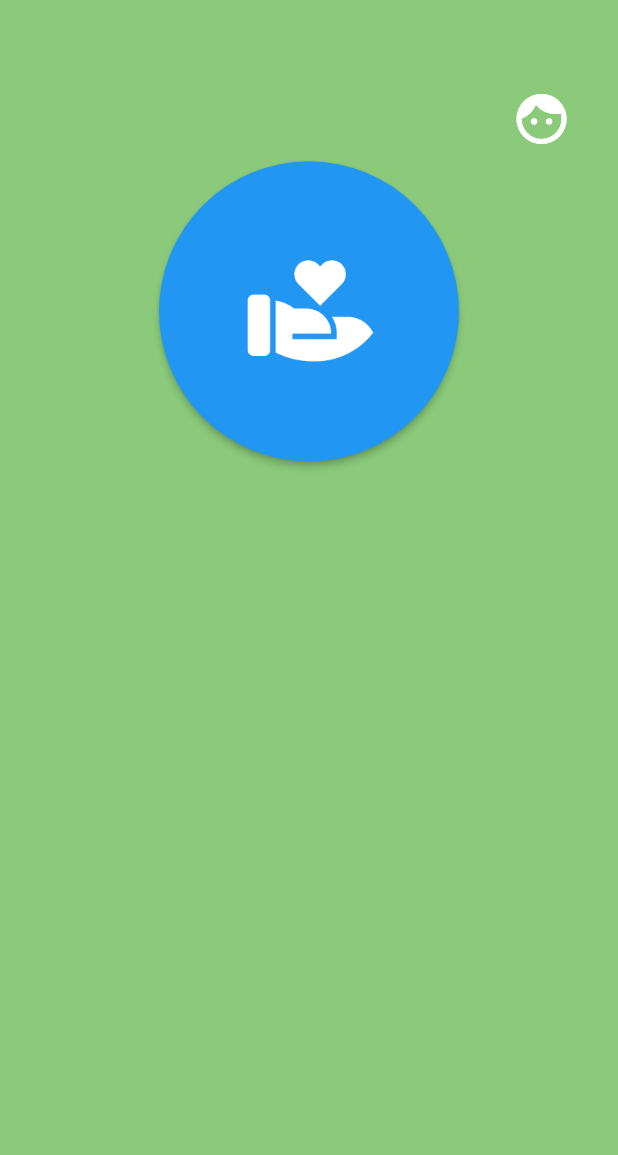
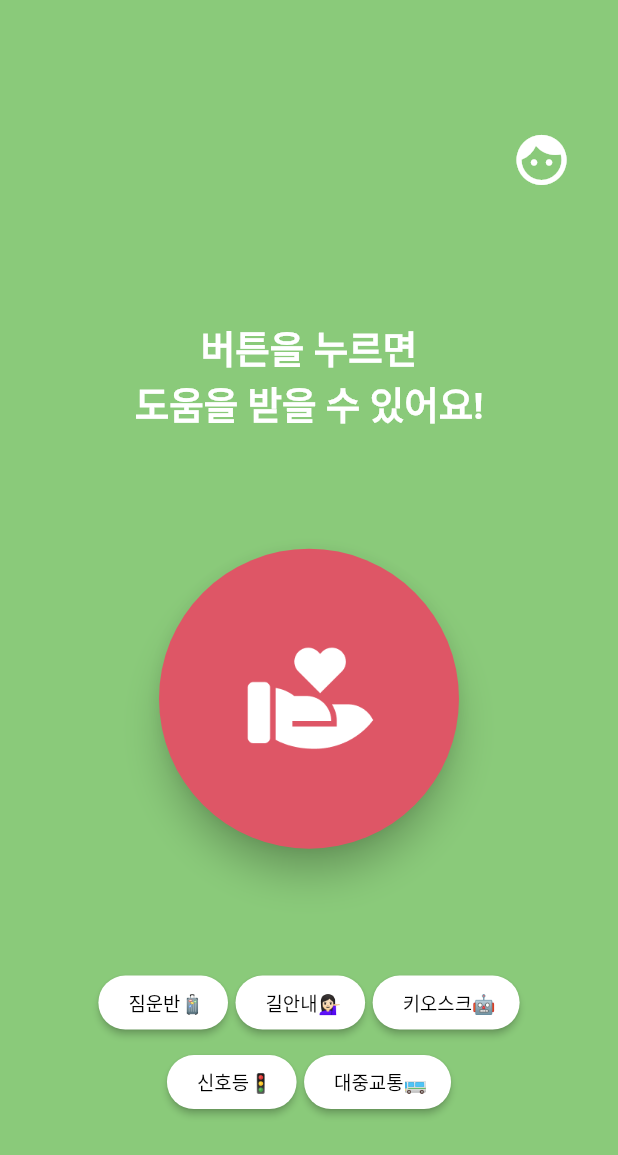
Before and after one commit to eunha812/2022-knu-cse-hackaton, a Flutter app: the screen it shows after launch, on a phone screen of 412 x 824 dp. Shown: the top 1155 px of the screen. Run offline on Flutter 3.47's test engine with Material 2 defaults, Android fonts, the phone set to English and light mode, and no system bars; our stand-ins replace flutter_screenutil, get, persistent_bottom_nav_bar.

Commit message:
add helpee home page

```diff
--- a/sonsu/lib/pages/helpee/helpee_home_page.dart
+++ b/sonsu/lib/pages/helpee/helpee_home_page.dart
@@ -3,18 +3,27 @@ import 'package:get/get.dart';
 import 'package:sonsu/utils/constants.dart';
 import 'package:flutter_screenutil/flutter_screenutil.dart';
 import 'package:sonsu/widgets/circle_button.dart';
+import 'package:sonsu/widgets/rounded_button.dart';
 
 class HelpeeHomePage extends StatelessWidget {
   const HelpeeHomePage({Key? key}) : super(key: key);
 
   @override
   Widget build(BuildContext context) {
+    List<String> keywordList = [
+      '짐운반🧳',
+      '길안내💁🏻‍♀️',
+      '키오스크🤖',
+      '신호등🚦',
+      '대중교통🚌'
+    ];
     return Scaffold(
       backgroundColor: kPrimaryColor,
       body: Column(
+        mainAxisAlignment: MainAxisAlignment.spaceEvenly,
         children: [
           Padding(
-            padding: EdgeInsets.fromLTRB(0, 40.h, 20.w, 0),
+            padding: EdgeInsets.only(right: 20.w),
             child: Row(
               mainAxisAlignment: MainAxisAlignment.end,
               children: [
@@ -31,6 +40,15 @@ class HelpeeHomePage extends StatelessWidget {
               ],
             ),
           ),
+          const Text(
+            '버튼을 누르면\n도움을 받을 수 있어요!',
+            textAlign: TextAlign.center,
+            style: TextStyle(
+              color: Colors.white,
+              fontSize: 25,
+              fontWeight: FontWeight.bold,
+            ),
+          ),
           CircleButton(
             onPressed: () {},
             icon: Image.asset(
@@ -38,8 +56,33 @@ class HelpeeHomePage extends StatelessWidget {
               width: 90,
             ),
           ),
+          //키워드 만들기
+          Padding(
+            padding: EdgeInsets.symmetric(horizontal: 30.w),
+            child: Wrap(
+              direction: Axis.horizontal, // 나열 방향
+              alignment: WrapAlignment.center, // 정렬 방식
+              spacing: 5, // 좌우 간격
+              runSpacing: 5,
+              children: _buildKeyword(keywordList),
+            ),
+          ),
         ],
       ),
     );
   }
 }
+
+List<Widget> _buildKeyword(List list) {
+  List<Widget> results = [];
+  for (var i = 0; i < list.length; i++) {
+    results.add(RoundedButton(
+      onPressed: () {},
+      label: list[i],
+      btnColor: Colors.white,
+      textColor: Colors.black,
+      radius: 30,
+    ));
+  }
+  return results;
+}
--- a/sonsu/lib/widgets/circle_button.dart
+++ b/sonsu/lib/widgets/circle_button.dart
@@ -16,10 +16,11 @@ class CircleButton extends StatelessWidget {
     return ElevatedButton(
       onPressed: onPressed,
       style: ElevatedButton.styleFrom(
+        elevation: 10,
         shape: const CircleBorder(),
         padding: const EdgeInsets.all(55),
-        primary: Colors.blue, // <-- Button color
-        onPrimary: Colors.red, // <-- Splash color
+        primary: kMainRed, // <-- Button color
+        // onPrimary: Colors.red, // <-- Splash color
       ),
       child: icon,
     );
--- /dev/null
+++ b/sonsu/lib/widgets/rounded_button.dart
@@ -0,0 +1,53 @@
+import 'package:flutter/material.dart';
+import 'package:flutter_screenutil/flutter_screenutil.dart';
+import 'package:sonsu/utils/constants.dart';
+
+class RoundedButton extends StatelessWidget {
+  final Function()? onPressed;
+  final Widget? icon;
+  final String? label;
+  final double? width;
+  final double? height;
+  final double? radius;
+  final Color? textColor;
+  final Color? btnColor;
+  final double? fontSize;
+
+  const RoundedButton({
+    required this.onPressed,
+    this.icon,
+    this.label,
+    this.width,
+    this.height,
+    this.radius,
+    this.textColor,
+    this.btnColor,
+    this.fontSize,
+    Key? key,
+  }) : super(key: key);
+
+  @override
+  Widget build(BuildContext context) {
+    return SizedBox(
+      width: width,
+      height: height,
+      child: ElevatedButton.icon(
+        onPressed: onPressed,
+        icon: icon ?? Container(),
+        label: Text(
+          label ?? '',
+          style: TextStyle(
+            color: textColor ?? Colors.white,
+            fontSize: fontSize ?? 11.sp,
+          ),
+        ),
+        style: ElevatedButton.styleFrom(
+          primary: btnColor ?? kPrimaryColor,
+          shape: RoundedRectangleBorder(
+            borderRadius: BorderRadius.circular(radius ?? 10.r),
+          ),
+        ),
+      ),
+    );
+  }
+}
```
